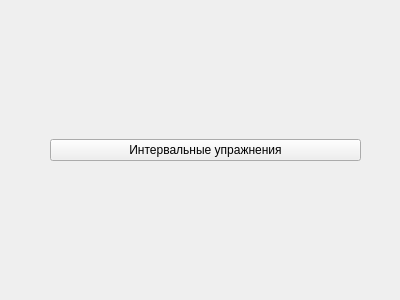
Above: src/gui/blocks/mainmenuwidget.ui from TFed555/music_trainer before the change. Below: the same form after it.
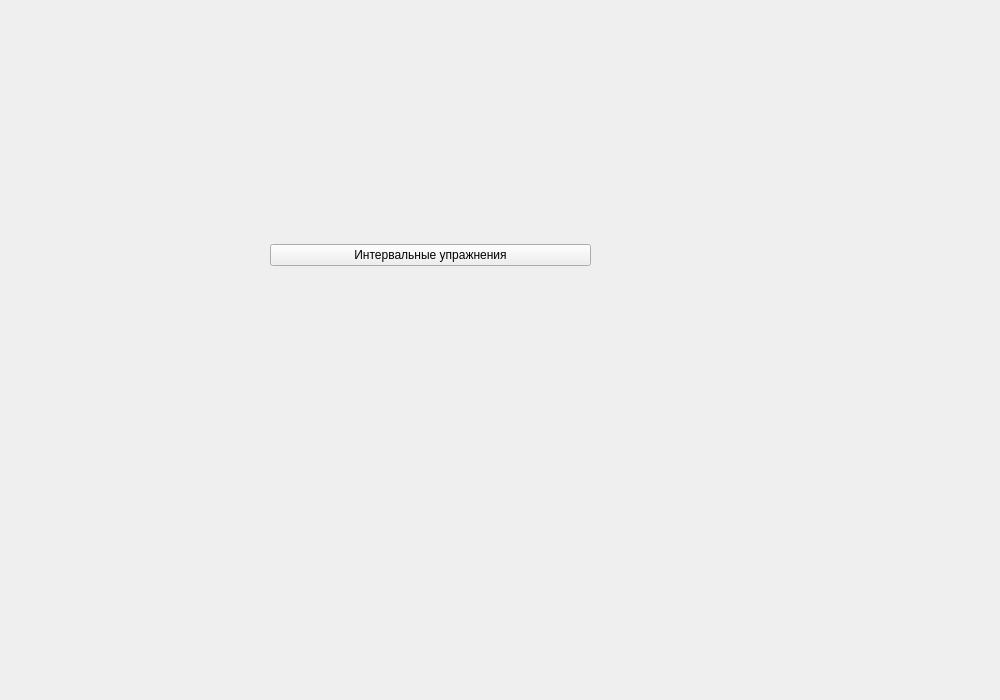
That is the form after the change.

Commit message: changed sizes for widgets

```diff
--- a/src/gui/blocks/mainmenuwidget.ui
+++ b/src/gui/blocks/mainmenuwidget.ui
@@ -6,8 +6,8 @@
    <rect>
     <x>0</x>
     <y>0</y>
-    <width>400</width>
-    <height>300</height>
+    <width>1000</width>
+    <height>700</height>
    </rect>
   </property>
   <property name="windowTitle">
@@ -16,10 +16,10 @@
   <widget class="QWidget" name="gridLayoutWidget">
    <property name="geometry">
     <rect>
-     <x>50</x>
-     <y>40</y>
-     <width>311</width>
-     <height>221</height>
+     <x>270</x>
+     <y>60</y>
+     <width>321</width>
+     <height>391</height>
     </rect>
    </property>
    <layout class="QGridLayout" name="gridLayout">
```
The commit also changes 6 other files.
